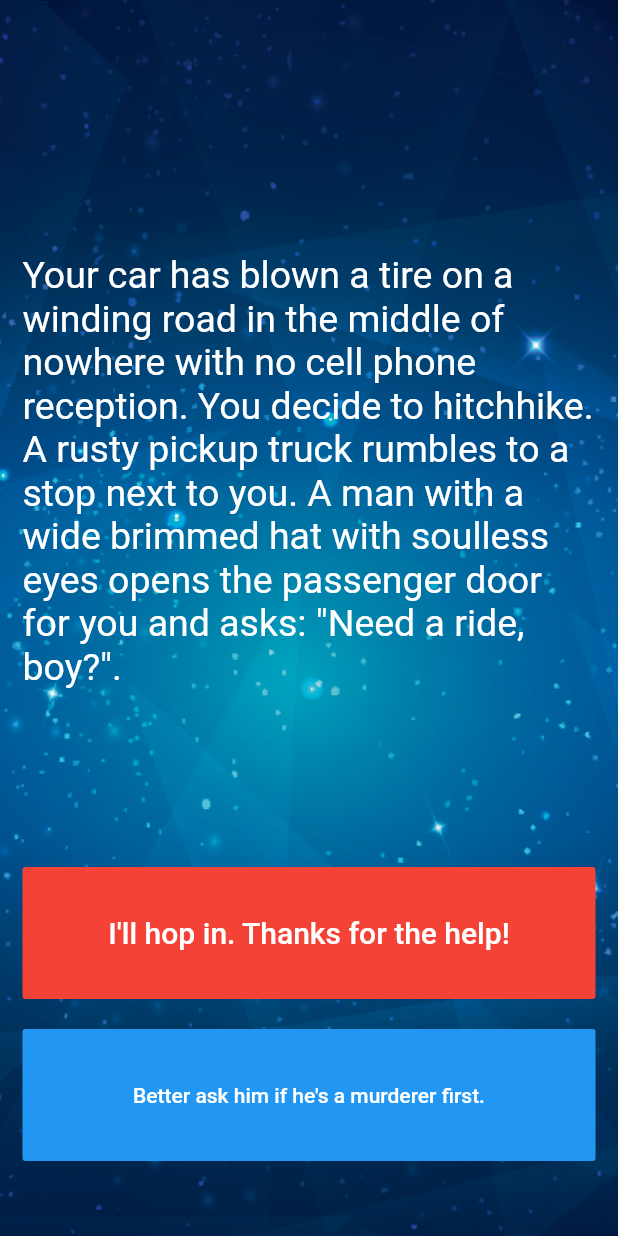
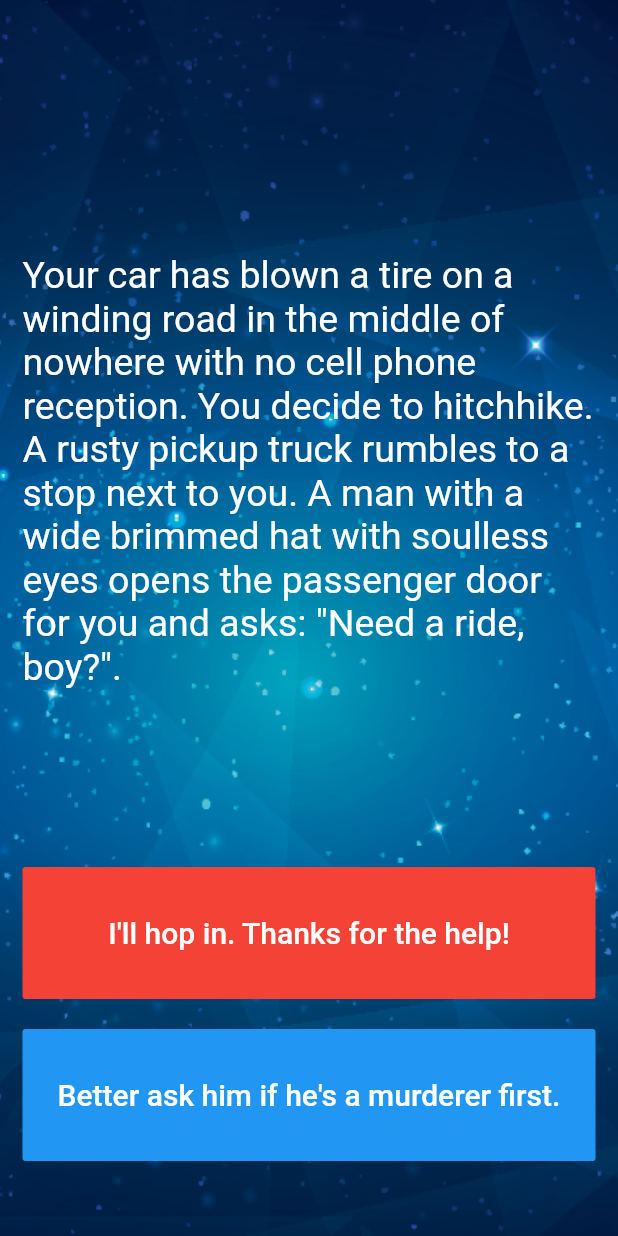
Before and after one commit to AyushSantri/Destini, a Flutter app: the screen it shows after launch, on a phone screen of 412 x 824 dp. Run offline on Flutter 3.47's test engine with Material 2 defaults, Android fonts, the phone set to English and light mode, and no system bars.

Commit message:
corrected a typo

```diff
--- a/lib/main.dart
+++ b/lib/main.dart
@@ -85,7 +85,7 @@ class _StoryPageState extends State<StoryPage> {
                   child: Text(
                     //TODO: Step 14 - Use the storyBrain to get the text for choice 2.
                     storyBrain.getChoice2(),
-                    style: const TesxtStyle(
+                    style: const TextStyle(
                       fontSize: 20.0,
                     ),
                   ),
```
